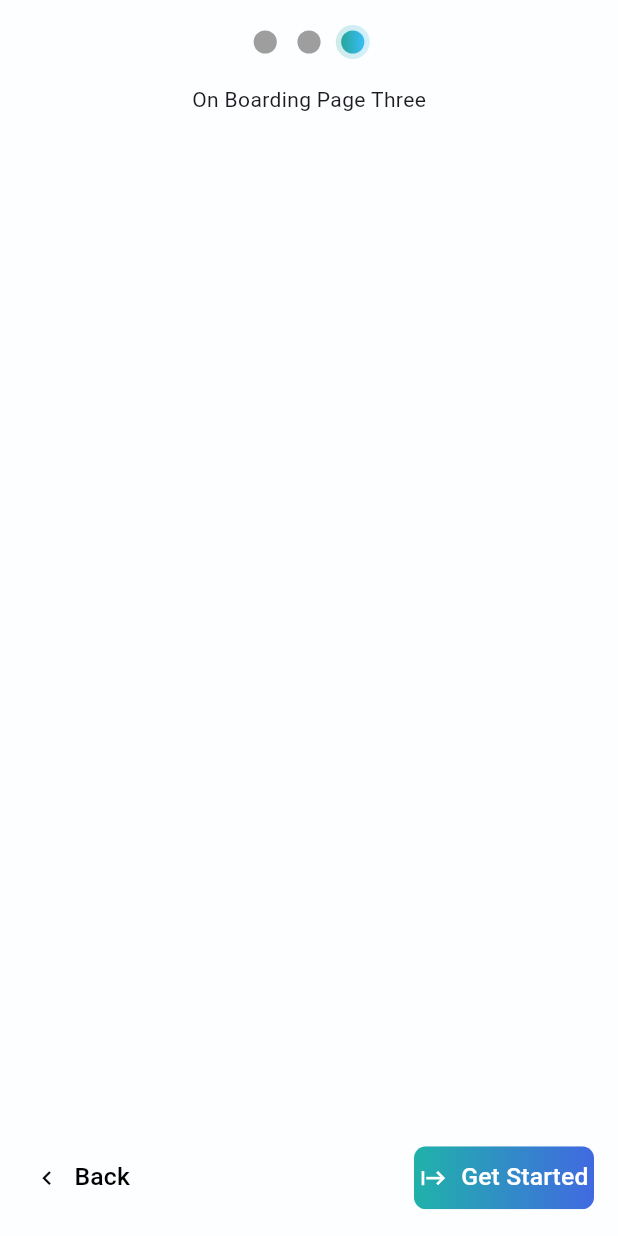
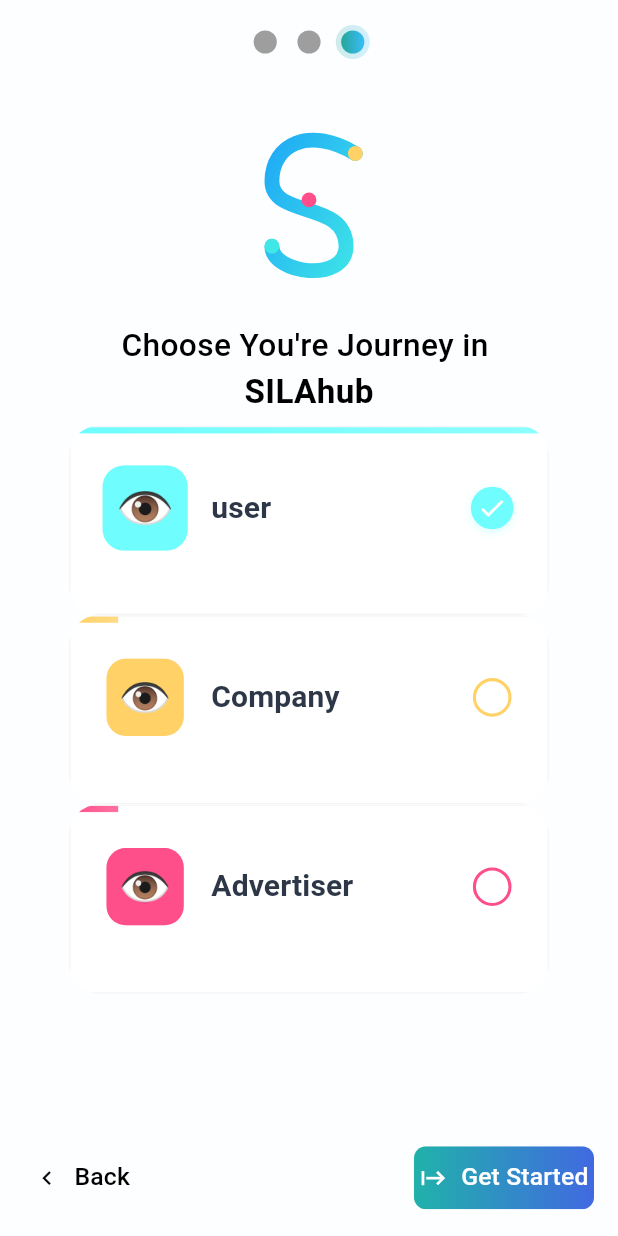
Before and after one commit to MaamounYousseff/z-aa-front-end, a Flutter app: the screen it shows after launch, swiped to page 3, on a phone screen of 412 x 824 dp. Run offline on Flutter 3.47's test engine with Material 3 defaults, Android fonts, the light colour scheme and no system bars; our stand-ins replace flutter_screenutil, flutter_svg.

Commit message:
features/on_boarding_page_three/[animated_selected_circle]{and}[animated_eye_icon]{and}[animated_card_container]{and}[on_boarding_animated_card]

```diff
--- a/aa_frontend/lib/core/theming/Colors.dart
+++ b/aa_frontend/lib/core/theming/Colors.dart
@@ -1,7 +1,33 @@
 import 'package:flutter/material.dart';
 
 class ColorsManager {
+  // ---------------------------
+  // Company Colors
+  // ---------------------------
   static const Color mainColorCompany = Color(0xFFFFD166);
+  static const Color borderColorCompany = Color(0x4DFFD166);
+  static const Color iconColorCompany = Color(0xFF2D3748);
+  static const Color hoverBackgroundCompany = Color(0xFFF4A261);
+  static const Color hoverBorderCompany = Color(0x7FF4A261);
+  static const Color hoverIconCompany = Colors.white;
+
+  // ---------------------------
+  // User Colors
+  // ---------------------------
+  static const Color mainColorUser = Color(0xFF3FE7E7);
+  static const Color borderColorUser = Color(0x4D3FE7E7);
+  static const Color iconColorUser = Color(0xFF2D3748);
+  static const Color hoverBackgroundUser = Color(0xFF6FFDFD);
+  static const Color hoverBorderUser = Color(0x7F6FFDFD);
+  static const Color hoverIconUser = Colors.white;
+
+  // ---------------------------
+  // Advertiser Colors
+  // ---------------------------
   static const Color mainColorAdvertiser = Color(0xFFFF4F8A);
-  static const Color mainColorUser = Color(0xFF3FE7E7);
+  static const Color borderColorAdvertiser = Color(0x4DFF4F8A);
+  static const Color iconColorAdvertiser = Color(0xFF2D3748);
+  static const Color hoverBackgroundAdvertiser = Color(0xFFFF7AA3);
+  static const Color hoverBorderAdvertiser = Color(0x7FFFF7AA3);
+  static const Color hoverIconAdvertiser = Colors.white;
 }
--- a/aa_frontend/lib/core/theming/styles.dart
+++ b/aa_frontend/lib/core/theming/styles.dart
@@ -61,4 +61,10 @@ class TextStyles {
     fontWeight: FontWeight.w300,
     color: Color.fromARGB(255, 108, 108, 108),
   );
+
+  static TextStyle font20w800Gray700Weight = TextStyle(
+    fontSize: 20,
+    fontWeight: FontWeight.w700,
+    color: const Color(0xFF2D3748),
+  );
 }
--- /dev/null
+++ b/aa_frontend/lib/core/widgets/card/animated_card_container.dart
@@ -0,0 +1,122 @@
+import 'package:aa_frontend/core/theming/styles.dart';
+import 'package:aa_frontend/core/widgets/card/animated_eye_icon.dart';
+import 'package:aa_frontend/core/widgets/card/circle_selected_style.dart';
+import 'package:flutter/material.dart';
+import 'package:flutter_screenutil/flutter_screenutil.dart';
+
+class AnimatedCardContainer extends StatefulWidget {
+  final Color primaryColor;
+  final Color secondaryColor;
+  final String title;
+  final AnimationController animationController; // <- input controller
+  final AnimatedEyeIcon animatedEyeIcon;
+  final AnimatedCircle animatedCircle;
+
+  const AnimatedCardContainer({
+    super.key,
+    required this.primaryColor,
+    required this.secondaryColor,
+    required this.title,
+    required this.animationController,
+    required this.animatedEyeIcon,
+    required this.animatedCircle,
+  });
+
+  @override
+  State<StatefulWidget> createState() => _AnimatedCardContainer();
+}
+
+class _AnimatedCardContainer extends State<AnimatedCardContainer> {
+  AnimationController get controller => widget.animationController;
+  Color get primaryColor => widget.primaryColor;
+  String get title => widget.title;
+
+  late Animation<Color?> _animationColor;
+
+  @override
+  void initState() {
+    super.initState();
+    _animationColor =
+        ColorTween(
+          begin: widget.primaryColor,
+          end: widget.secondaryColor,
+        ).animate(
+          CurvedAnimation(
+            parent: widget.animationController,
+            curve: Curves.easeInOut,
+          ),
+        );
+  }
+
+  @override
+  Widget build(BuildContext context) {
+    return ClipRRect(
+      borderRadius: BorderRadius.circular(20),
+      child: Container(
+        constraints: const BoxConstraints(maxWidth: 320),
+        decoration: BoxDecoration(
+          color: Colors.white.withOpacity(0.95),
+          border: Border.all(color: Colors.grey.withOpacity(0.1), width: 1),
+        ),
+        child: Column(
+          mainAxisSize: MainAxisSize.min,
+          children: [
+            // Top animated border
+            AnimatedBuilder(
+              animation: controller,
+              builder: (context, child) {
+                final Color? _color = _animationColor.value;
+
+                return Align(
+                  alignment: Alignment.centerLeft,
+                  child: FractionallySizedBox(
+                    widthFactor:
+                        0.1 +
+                        0.9 * controller.value, // start small, animate to full
+                    child: Container(
+                      height: 4.h,
+                      decoration: BoxDecoration(
+                        gradient: LinearGradient(
+                          colors: [?_color, ?_color?.withOpacity(0.8)],
+                          begin: Alignment.centerLeft,
+                          end: Alignment.centerRight,
+                        ),
+                      ),
+                    ),
+                  ),
+                );
+              },
+            ),
+
+            // Card content
+            Padding(
+              padding: const EdgeInsets.all(24.0),
+              child: Column(
+                crossAxisAlignment: CrossAxisAlignment.start,
+                children: [
+                  // Header with icon and role name
+                  Row(
+                    children: [
+                      widget.animatedEyeIcon,
+
+                      SizedBox(width: 16.w),
+                      Expanded(
+                        child: Text(
+                          title,
+                          style: TextStyles.font20w800Gray700Weight,
+                        ),
+                      ),
+                      widget.animatedCircle,
+                    ],
+                  ),
+                  SizedBox(height: 20.h),
+                  // Permissions list can go here
+                ],
+              ),
+            ),
+          ],
+        ),
+      ),
+    );
+  }
+}
--- /dev/null
+++ b/aa_frontend/lib/core/widgets/card/animated_eye_icon.dart
@@ -0,0 +1,148 @@
+import 'dart:math';
+
+import 'package:flutter/material.dart';
+
+class AnimatedEyeIcon extends StatefulWidget {
+  final double size;
+  final Color backgroundColor;
+  final Color borderColor;
+  final Color iconColor;
+  final Color hoverBackgroundColor;
+  final Color hoverBorderColor;
+  final Color hoverIconColor;
+  final bool isHovered;
+  final AnimationController animationController;
+
+  const AnimatedEyeIcon({
+    super.key,
+    required this.size,
+    required this.backgroundColor,
+    required this.borderColor,
+    required this.iconColor,
+    required this.hoverBackgroundColor,
+    required this.hoverBorderColor,
+    required this.hoverIconColor,
+    this.isHovered = false,
+    required this.animationController,
+  });
+
+  @override
+  State<AnimatedEyeIcon> createState() => _AnimatedEyeIconState();
+}
+
+class _AnimatedEyeIconState extends State<AnimatedEyeIcon>
+    with TickerProviderStateMixin {
+  late Animation<double> _rotationAnimation;
+  late Animation<double> _scaleAnimation;
+  late Animation<Color?> _backgroundColorAnimation;
+  late Animation<Color?> _borderColorAnimation;
+  late Animation<Color?> _iconColorAnimation;
+
+  @override
+  void initState() {
+    super.initState();
+
+    // Rotation: ~5 degrees (0.087 rad)
+    _rotationAnimation = Tween<double>(begin: 0.0, end: 2 * pi).animate(
+      CurvedAnimation(
+        parent: widget.animationController,
+        curve: Curves.easeInOut,
+      ),
+    );
+
+    // Scale animation (breathe effect)
+    _scaleAnimation = Tween<double>(begin: 1.0, end: 1.1).animate(
+      CurvedAnimation(
+        parent: widget.animationController,
+        curve: Curves.easeInOut,
+      ),
+    );
+
+    // Color transitions
+    _backgroundColorAnimation =
+        ColorTween(
+          begin: widget.backgroundColor,
+          end: widget.hoverBackgroundColor,
+        ).animate(
+          CurvedAnimation(
+            parent: widget.animationController,
+            curve: Curves.easeInOut,
+          ),
+        );
+
+    _borderColorAnimation =
+        ColorTween(
+          begin: widget.borderColor,
+          end: widget.hoverBorderColor,
+        ).animate(
+          CurvedAnimation(
+            parent: widget.animationController,
+            curve: Curves.easeInOut,
+          ),
+        );
+
+    _iconColorAnimation =
+        ColorTween(begin: widget.iconColor, end: widget.hoverIconColor).animate(
+          CurvedAnimation(
+            parent: widget.animationController,
+            curve: Curves.easeInOut,
+          ),
+        );
+  }
+
+  void triggerRotationAnimation() {
+    widget.animationController.reset();
+    widget.animationController.forward().then((_) {
+      widget.animationController.reverse();
+    });
+  }
+
+  @override
+  Widget build(BuildContext context) {
+    // 🔑 Dynamic sizing based on `size`
+    final borderWidth = widget.size * 0.08; // 8% of size
+    final borderRadius = widget.size * 0.25; // 25% of size
+    final iconSize = widget.size * 0.55; // 55% of size
+    final hoverScale = widget.isHovered ? 1.1 : 1.0;
+    final hoverDuration = Duration(milliseconds: (widget.size * 3).toInt());
+    // e.g., size=100 → 300ms
+
+    return AnimatedBuilder(
+      animation: widget.animationController,
+      builder: (context, child) {
+        return Transform.scale(
+          scale: _scaleAnimation.value,
+          child: Transform.rotate(
+            angle: _rotationAnimation.value,
+            child: Container(
+              width: widget.size,
+              height: widget.size,
+              decoration: BoxDecoration(
+                color: _backgroundColorAnimation.value,
+                border: Border.all(
+                  color: _borderColorAnimation.value ?? widget.borderColor,
+                  width: borderWidth,
+                ),
+                borderRadius: BorderRadius.circular(borderRadius),
+              ),
+              child: Center(
+                child: AnimatedScale(
+                  scale: hoverScale,
+                  duration: hoverDuration,
+                  curve: Curves.easeInOut,
+                  child: Text(
+                    '👁️',
+                    style: TextStyle(
+                      fontSize: iconSize,
+                      color: _iconColorAnimation.value,
+                    ),
+                  ),
+                ),
+              ),
+            ),
+          ),
+        );
+      },
+    );
+  }
+}
--- a/aa_frontend/lib/core/widgets/card/card_container.dart
+++ b/aa_frontend/lib/core/widgets/card/card_container.dart
@@ -1,6 +1,8 @@
 import 'package:aa_frontend/core/theming/styles.dart';
+import 'package:aa_frontend/extra/annotations/annotation_info.dart';
 import 'package:flutter/material.dart';
 
+@NotCompleted("all the value must be dynamic")
 class CardContainer extends StatelessWidget {
   final Color primaryColor;
   final String title;
--- /dev/null
+++ b/aa_frontend/lib/core/widgets/card/circle_selected_style.dart
@@ -0,0 +1,137 @@
+import 'package:flutter/material.dart';
+import 'package:flutter_screenutil/flutter_screenutil.dart';
+
+class AnimatedCircle extends StatefulWidget {
+  final Color primaryColor;
+  final Color secondaryColor;
+  final double size;
+  final AnimationController animationController;
+  final Icon icon;
+
+  const AnimatedCircle({
+    super.key,
+    required this.primaryColor,
+    required this.secondaryColor,
+    required this.animationController,
+    required this.size,
+    required this.icon,
+  });
+
+  @override
+  State<AnimatedCircle> createState() => _AnimatedCircleState();
+}
+
+class _AnimatedCircleState extends State<AnimatedCircle>
+    with SingleTickerProviderStateMixin {
+  late Animation<double> _scaleAnimation;
+  late Animation<double> _checkOpacityAnimation;
+  late Animation<double> _checkScaleAnimation;
+  late Animation<Color?> _backgroundColorAnimation;
+  late Animation<Color?> _borderColorAnimation;
+
+  @override
+  void initState() {
+    super.initState();
+    _initializeAnimations();
+  }
+
+  @override
+  void dispose() {
+    widget.animationController.dispose();
+    super.dispose();
+  }
+
+  void _initializeAnimations() {
+    _scaleAnimation = Tween<double>(begin: 1.0, end: 1.1).animate(
+      CurvedAnimation(
+        parent: widget.animationController,
+        curve: Curves.elasticOut,
+      ),
+    );
+
+    _checkOpacityAnimation = Tween<double>(begin: 0.0, end: 1.0).animate(
+      CurvedAnimation(
+        parent: widget.animationController,
+        curve: const Interval(0.3, 1.0, curve: Curves.easeOut),
+      ),
+    );
+
+    _checkScaleAnimation = Tween<double>(begin: 0.0, end: 1.0).animate(
+      CurvedAnimation(
+        parent: widget.animationController,
+        curve: const Interval(0.3, 1.0, curve: Curves.elasticOut),
+      ),
+    );
+
+    _borderColorAnimation =
+        ColorTween(
+          begin: widget.primaryColor,
+          end: widget.secondaryColor,
+        ).animate(
+          CurvedAnimation(
+            parent: widget.animationController,
+            curve: Curves.easeInOut,
+          ),
+        );
+
+    _backgroundColorAnimation =
+        ColorTween(begin: Colors.white, end: widget.secondaryColor).animate(
+          CurvedAnimation(
+            parent: widget.animationController,
+            curve: Curves.easeInOut,
+          ),
+        );
+  }
+
+  @override
+  Widget build(BuildContext context) {
+    // Dynamic values based on size
+    final borderWidth = widget.size * 0.08; // 8% of size
+    final shadowBlur = widget.size * 0.15; // 15% of size
+    final shadowOffset = widget.size * 0.05; // 5% of size
+    final iconSize = widget.size * 0.5; // 50% of size
+
+    return AnimatedBuilder(
+      animation: widget.animationController,
+      builder: (context, child) {
+        final Color? backgroundColor = _backgroundColorAnimation.value;
+        final Color? borderColor = _borderColorAnimation.value;
+
+        return Transform.scale(
+          scale: _scaleAnimation.value,
+          child: AnimatedContainer(
+            duration: const Duration(milliseconds: 200),
+            width: widget.size,
+            height: widget.size,
+            decoration: BoxDecoration(
+              color: backgroundColor,
+              border: Border.all(
+                color: borderColor ?? widget.primaryColor,
+                width: borderWidth,
+              ),
+              borderRadius: BorderRadius.circular(widget.size / 2),
+              boxShadow: [
+                BoxShadow(
+                  color:
+                      backgroundColor?.withOpacity(0.3) ??
+                      widget.primaryColor.withOpacity(0.3),
+                  blurRadius: shadowBlur,
+                  offset: Offset(0, shadowOffset),
+                ),
+              ],
+            ),
+            child: Center(
+              child: Transform.scale(
+                scale: _checkScaleAnimation.value,
+                child: Opacity(
+                  opacity: _checkOpacityAnimation.value,
+                  child: widget.icon,
+                ),
+              ),
+            ),
+          ),
+        );
+      },
+    );
+  }
+}
--- /dev/null
+++ b/aa_frontend/lib/features/onboarding/data/user_type.dart
@@ -0,0 +1 @@
+enum UserType { normalUser, advertiser, company }
--- /dev/null
+++ b/aa_frontend/lib/features/onboarding/ui/widgets/on_boarding_animated_card.dart
@@ -0,0 +1,118 @@
+import 'package:aa_frontend/core/theming/Colors.dart';
+import 'package:aa_frontend/core/widgets/card/animated_card_container.dart';
+import 'package:aa_frontend/core/widgets/card/animated_eye_icon.dart';
+import 'package:aa_frontend/core/widgets/card/circle_selected_style.dart';
+import 'package:aa_frontend/features/onboarding/data/user_type.dart';
+import 'package:flutter/material.dart';
+import 'package:flutter_screenutil/flutter_screenutil.dart';
+
+class OnBoardingAnimatedCard extends StatefulWidget {
+  final UserType userType;
+  final AnimationController animationController;
+
+  const OnBoardingAnimatedCard({
+    super.key,
+    required this.userType,
+    required this.animationController,
+  });
+
+  @override
+  State<StatefulWidget> createState() => _OnBoardingAnimatedCard();
+}
+
+class _OnBoardingAnimatedCard extends State<OnBoardingAnimatedCard> {
+  AnimationController get animationController => widget.animationController;
+
+  @override
+  Widget build(BuildContext context) {
+    return AnimatedBuilder(
+      animation: animationController,
+      builder: (context, child) {
+        return _createAnimatedCardContainer(
+          widget.userType,
+          animationController,
+        );
+      },
+    );
+  }
+}
+
+AnimatedCardContainer _createAnimatedCardContainer(
+  UserType userType,
+  AnimationController animationController,
+) {
+  switch (userType) {
+    case UserType.normalUser:
+      return AnimatedCardContainer(
+        primaryColor: ColorsManager.mainColorUser,
+        secondaryColor: ColorsManager.hoverBackgroundUser,
+        title: 'user',
+        animationController: animationController,
+        animatedEyeIcon: AnimatedEyeIcon(
+          size: 50.r,
+          backgroundColor: ColorsManager.mainColorUser,
+          borderColor: ColorsManager.borderColorUser,
+          iconColor: ColorsManager.iconColorUser,
+          hoverBackgroundColor: ColorsManager.hoverBackgroundUser,
+          hoverBorderColor: ColorsManager.hoverBorderUser,
+          hoverIconColor: ColorsManager.hoverIconUser,
+          animationController: animationController,
+        ),
+        animatedCircle: AnimatedCircle(
+          primaryColor: ColorsManager.mainColorUser,
+          secondaryColor: ColorsManager.hoverBackgroundUser,
+          animationController: animationController,
+          size: 25.r,
+          icon: Icon(Icons.check, color: Colors.white, weight: 800.r),
+        ),
+      );
+    case UserType.company:
+      return AnimatedCardContainer(
+        primaryColor: ColorsManager.mainColorCompany,
+        secondaryColor: ColorsManager.hoverBackgroundCompany,
+        title: 'Company',
+        animationController: animationController,
+        animatedEyeIcon: AnimatedEyeIcon(
+          size: 50.r,
+          backgroundColor: ColorsManager.mainColorCompany,
+          borderColor: ColorsManager.borderColorCompany,
+          iconColor: ColorsManager.iconColorCompany,
+          hoverBackgroundColor: ColorsManager.hoverBackgroundCompany,
+          hoverBorderColor: ColorsManager.hoverBorderCompany,
+          hoverIconColor: ColorsManager.hoverIconCompany,
+          animationController: animationController,
+        ),
+        animatedCircle: AnimatedCircle(
+          primaryColor: ColorsManager.mainColorCompany,
+          secondaryColor: ColorsManager.hoverBackgroundCompany,
+          animationController: animationController,
+          size: 25.r,
+          icon: Icon(Icons.check, color: Colors.white, weight: 800.r),
+        ),
+      );
+    case UserType.advertiser:
+      return AnimatedCardContainer(
+        primaryColor: ColorsManager.mainColorAdvertiser,
+        secondaryColor: ColorsManager.hoverBackgroundAdvertiser,
+        title: 'Advertiser',
+        animationController: animationController,
+        animatedEyeIcon: AnimatedEyeIcon(
+          size: 50.r,
+          backgroundColor: ColorsManager.mainColorAdvertiser,
+          borderColor: ColorsManager.borderColorAdvertiser,
+          iconColor: ColorsManager.iconColorAdvertiser,
+          hoverBackgroundColor: ColorsManager.hoverBackgroundAdvertiser,
+          hoverBorderColor: ColorsManager.hoverBorderAdvertiser,
+          hoverIconColor: ColorsManager.hoverIconAdvertiser,
+          animationController: animationController,
+        ),
+        animatedCircle: AnimatedCircle(
+          primaryColor: ColorsManager.mainColorAdvertiser,
+          secondaryColor: ColorsManager.hoverBackgroundAdvertiser,
+          animationController: animationController,
+          size: 25.r,
+          icon: Icon(Icons.check, color: Colors.white, weight: 800.r),
+        ),
+      );
+  }
+}
--- a/aa_frontend/lib/features/onboarding/ui/widgets/on_boarding_page_one.dart
+++ b/aa_frontend/lib/features/onboarding/ui/widgets/on_boarding_page_one.dart
@@ -28,7 +28,7 @@ class _OnBoardingPageOneState extends State<OnBoardingPageOne> {
     return SingleChildScrollView(
       child: Column(
         children: [
-          SizedBox(height: 25.h),
+          SizedBox(height: 15.h),
           const SilaLogoAndName(),
           SizedBox(height: 20.h),
           DownBouncingFlesh(
--- a/aa_frontend/lib/features/onboarding/ui/widgets/on_boarding_page_three.dart
+++ b/aa_frontend/lib/features/onboarding/ui/widgets/on_boarding_page_three.dart
@@ -1,14 +1,149 @@
+import 'package:aa_frontend/core/theming/styles.dart';
+import 'package:aa_frontend/core/widgets/logo/silahub_logo.dart';
+import 'package:aa_frontend/features/onboarding/data/user_type.dart';
+import 'package:aa_frontend/features/onboarding/ui/widgets/on_boarding_animated_card.dart';
 import 'package:flutter/material.dart';
+import 'package:flutter_screenutil/flutter_screenutil.dart';
 
-class OnBoardingPageThree extends StatelessWidget {
+class OnBoardingPageThree extends StatefulWidget {
   const OnBoardingPageThree({super.key});
+
+  @override
+  State<OnBoardingPageThree> createState() => _OnBoardingPageThreeState();
+}
+
+class _OnBoardingPageThreeState extends State<OnBoardingPageThree>
+    with TickerProviderStateMixin {
+  late final AnimationController _userAnimationController;
+  late final AnimationController _companyAnimationController;
+  late final AnimationController _advertiserAnimationController;
+
+  UserType? selectedType = UserType.normalUser; // default
+
+  @override
+  void initState() {
+    super.initState();
+    _userAnimationController = AnimationController(
+      vsync: this,
+      duration: const Duration(milliseconds: 500),
+    )..forward();
+
+    _companyAnimationController = AnimationController(
+      vsync: this,
+      duration: const Duration(milliseconds: 500),
+    );
+
+    _advertiserAnimationController = AnimationController(
+      vsync: this,
+      duration: const Duration(milliseconds: 500),
+    );
+  }
+
+  @override
+  void dispose() {
+    _userAnimationController.dispose();
+    _companyAnimationController.dispose();
+    _advertiserAnimationController.dispose();
+    super.dispose();
+  }
+
+  void _userButtonOnPressed() {
+    if (selectedType == UserType.normalUser) return;
+
+    _reverseCurrent();
+    _userAnimationController.forward();
+
+    setState(() => selectedType = UserType.normalUser);
+  }
+
+  void _companyButtonOnPressed() {
+    if (selectedType == UserType.company) return;
+
+    _reverseCurrent();
+    _companyAnimationController.forward();
+
+    setState(() => selectedType = UserType.company);
+  }
+
+  void _advertiserButtonOnPressed() {
+    if (selectedType == UserType.advertiser) return;
+
+    _reverseCurrent();
+    _advertiserAnimationController.forward();
+
+    setState(() => selectedType = UserType.advertiser);
+  }
+
+  void _reverseCurrent() {
+    switch (selectedType) {
+      case UserType.normalUser:
+        _userAnimationController.reverse();
+        break;
+      case UserType.company:
+        _companyAnimationController.reverse();
+        break;
+      case UserType.advertiser:
+        _advertiserAnimationController.reverse();
+        break;
+      default:
+        break;
+    }
+  }
 
   @override
   Widget build(BuildContext context) {
     return Column(
       children: [
-        const Text("On Boarding Page Three"),
-        // Add your widgets for page three here
+        SizedBox(height: 15.h),
+        SilaHubLogo(size: 120.r),
+        SizedBox(height: 20.h),
+        Text(
+          "Choose You're Journey in ",
+          style: TextStyles.font21Black500Weight,
+        ),
+        Text("SILAhub", style: TextStyles.font21_5Black600Weight),
+        SizedBox(height: 6.h),
+        // User button
+        TextButton(
+          onPressed: _userButtonOnPressed,
+          style: TextButton.styleFrom(
+            padding: EdgeInsets.zero,
+            minimumSize: Size.zero,
+            tapTargetSize: MaterialTapTargetSize.shrinkWrap,
+          ),
+          child: OnBoardingAnimatedCard(
+            userType: UserType.normalUser,
+            animationController: _userAnimationController,
+          ),
+        ),
+
+        // Company button
+        TextButton(
+          onPressed: _companyButtonOnPressed,
+          style: TextButton.styleFrom(
+            padding: EdgeInsets.zero,
+            minimumSize: Size.zero,
+            tapTargetSize: MaterialTapTargetSize.shrinkWrap,
+          ),
+          child: OnBoardingAnimatedCard(
+            userType: UserType.company,
+            animationController: _companyAnimationController,
+          ),
+        ),
+
+        // Advertiser button
+        TextButton(
+          onPressed: _advertiserButtonOnPressed,
+          style: TextButton.styleFrom(
+            padding: EdgeInsets.zero,
+            minimumSize: Size.zero,
+            tapTargetSize: MaterialTapTargetSize.shrinkWrap,
+          ),
+          child: OnBoardingAnimatedCard(
+            userType: UserType.advertiser,
+            animationController: _advertiserAnimationController,
+          ),
+        ),
       ],
     );
   }
--- a/aa_frontend/lib/features/onboarding/ui/widgets/on_boarding_page_two.dart
+++ b/aa_frontend/lib/features/onboarding/ui/widgets/on_boarding_page_two.dart
@@ -13,9 +13,9 @@ class OnBoardingPageTwo extends StatelessWidget {
     return SingleChildScrollView(
       child: Column(
         children: [
-          SizedBox(height: 25.h),
-          SilaHubLogo(size: 140.r),
-          SizedBox(height: 30.h),
+          SizedBox(height: 20.h),
+          SilaHubLogo(size: 120.r),
+          SizedBox(height: 20.h),
           Text(
             "Three Ways to Experience",
             style: TextStyles.font21Black500Weight,
--- /dev/null
+++ b/aa_frontend/lib/features/onboarding/ui/widgets/test.dart
@@ -0,0 +1,3 @@
+// Usage Example Widget - shows how to trigger animation from parent class
+import 'package:flutter/material.dart';
+import 'package:aa_frontend/core/widgets/card/animated_eye_icon.dart';
--- a/aa_frontend/lib/main.dart
+++ b/aa_frontend/lib/main.dart
@@ -1,7 +1,6 @@
 import 'package:aa_frontend/advertisement_app.dart';
 import 'package:aa_frontend/core/routing/app_router.dart';
 import 'package:flutter/material.dart';
-import 'package:flutter/rendering.dart';
 
 void main() {
   // debugPaintSizeEnabled = true; // Add this line
```
Also changed, not shown: aa_frontend/flutter_01.png (added).
